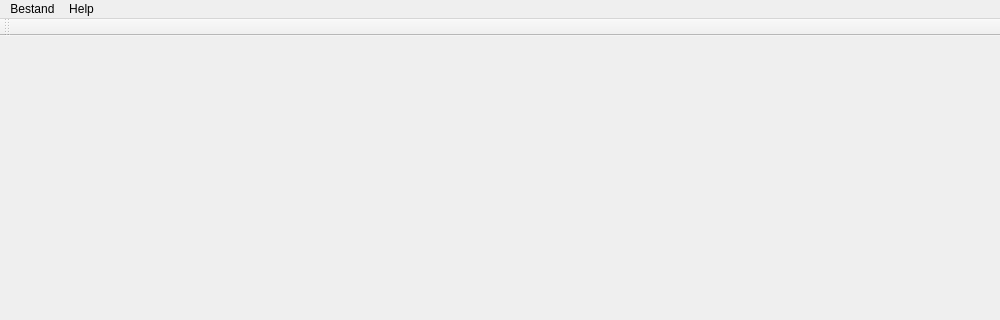
This is mainwindow.ui in tomredant/numbers_and_letters as Qt 5 draws it before an edit; both pictures show x 0 to 1000 and y 0 to 320 of the 1000 by 700 pixel window. The edited form follows.
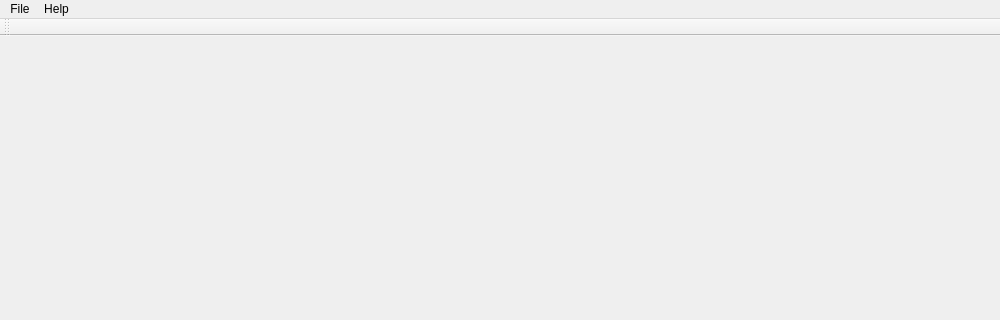
This is the edited form.

What changed in the file:
```diff
--- a/mainwindow.ui
+++ b/mainwindow.ui
@@ -44,12 +44,12 @@
      <x>0</x>
      <y>0</y>
      <width>1000</width>
-     <height>17</height>
+     <height>24</height>
     </rect>
    </property>
-   <widget class="QMenu" name="menuQuit">
+   <widget class="QMenu" name="menuFile">
     <property name="title">
-     <string>Bestand</string>
+     <string>File</string>
     </property>
     <addaction name="actionAfsluiten"/>
    </widget>
@@ -59,7 +59,7 @@
     </property>
     <addaction name="actionOver"/>
    </widget>
-   <addaction name="menuQuit"/>
+   <addaction name="menuFile"/>
    <addaction name="menuHelp"/>
   </widget>
   <widget class="QToolBar" name="mainToolBar">
```
Left out of the diff: 12 changed lines with no effect on the pictures.
